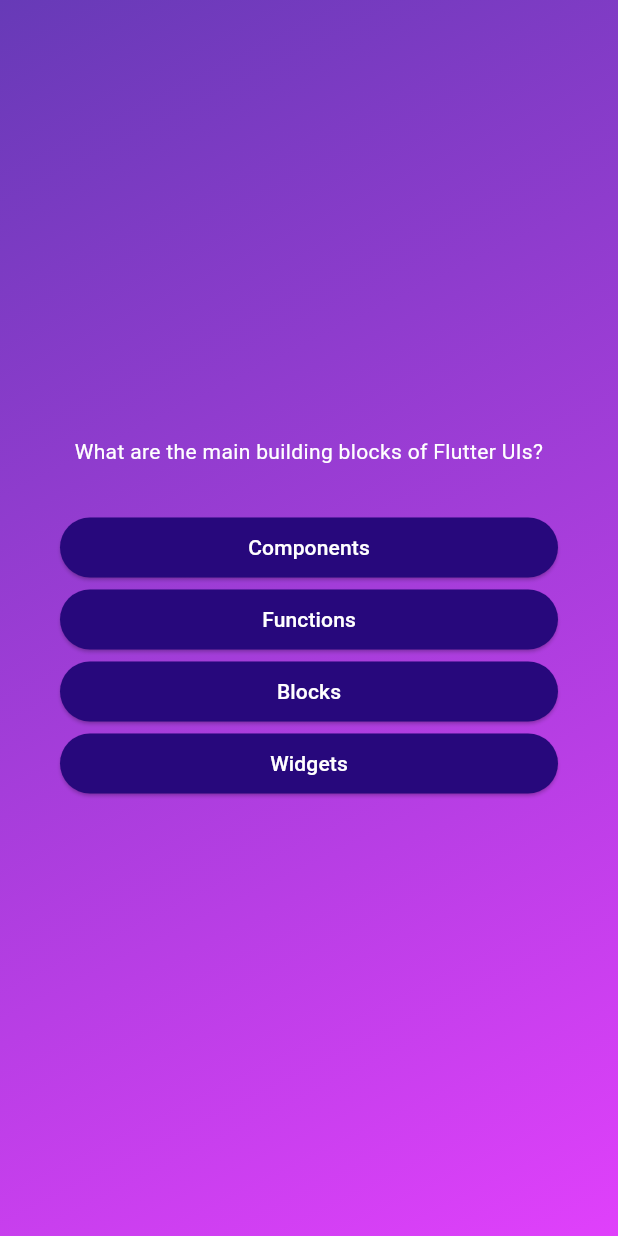
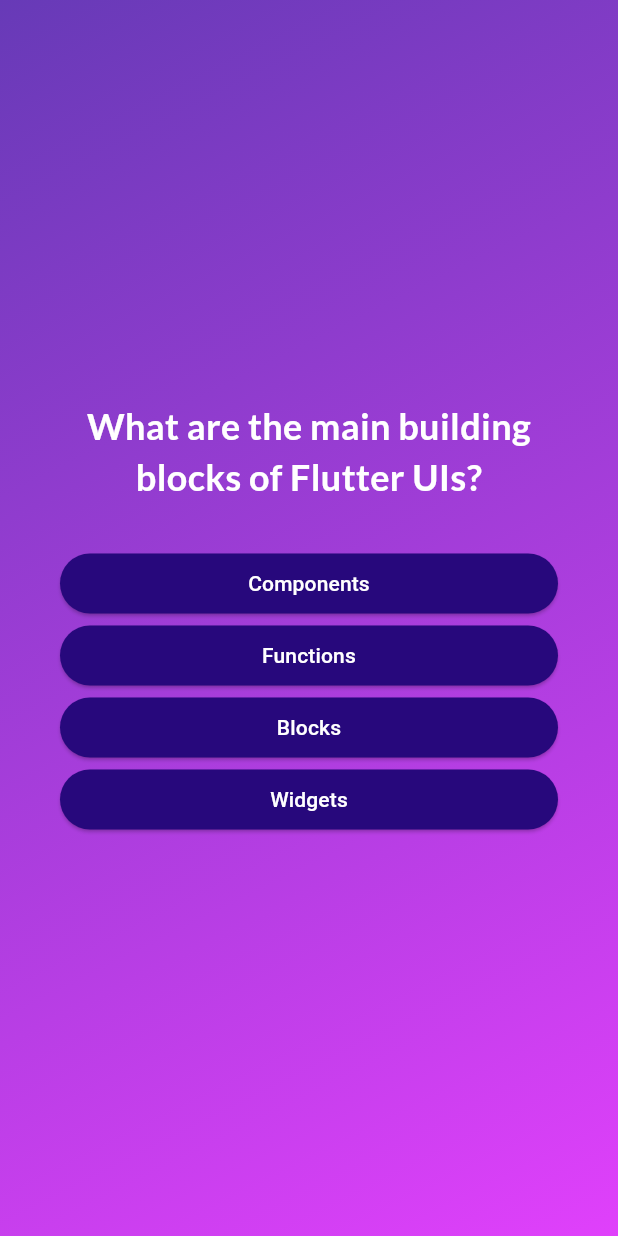
Before and after one commit to DerrickAntoney/academind2, a Flutter app: the screen it shows after launch, after a tap on "Start Quiz", on a phone screen of 412 x 824 dp. Run offline on Flutter 3.47's test engine with Material 2 defaults, Android fonts, the phone set to English and light mode, and no system bars; our stand-ins replace google_fonts.

Commit message:
Added google fonts to improve the look and feel of the buttons

```diff
--- a/lib/pages/question_screen.dart
+++ b/lib/pages/question_screen.dart
@@ -1,6 +1,7 @@
 import 'package:academind2/widgets/answer_button.dart';
 import 'package:flutter/material.dart';
 import 'package:academind2/data/questions.dart';
+import 'package:google_fonts/google_fonts.dart';
 
 class QuestionScreen extends StatefulWidget {
   const QuestionScreen({super.key});
@@ -32,7 +33,10 @@
           children: [
             Text(
               currentQuestion.text,
-              style: const TextStyle(color: Colors.white),
+              style: GoogleFonts.lato(
+                  color: Colors.white,
+                  fontSize: 24,
+                  fontWeight: FontWeight.bold),
               textAlign: TextAlign.center,
             ),
             const SizedBox(height: 30),
--- a/lib/widgets/answer_button.dart
+++ b/lib/widgets/answer_button.dart
@@ -11,12 +11,15 @@
     return ElevatedButton(
       onPressed: onTap,
       style: ElevatedButton.styleFrom(
-        padding: const EdgeInsets.symmetric(vertical: 10, horizontal: 40),
-        backgroundColor: const Color.fromARGB(255, 39, 8, 124),
-        foregroundColor: Colors.white,
-        shape: RoundedRectangleBorder(borderRadius: BorderRadius.circular(40))
+          padding: const EdgeInsets.symmetric(vertical: 10, horizontal: 40),
+          backgroundColor: const Color.fromARGB(255, 39, 8, 124),
+          foregroundColor: Colors.white,
+          shape:
+              RoundedRectangleBorder(borderRadius: BorderRadius.circular(40))),
+      child: Text(
+        answerText,
+        textAlign: TextAlign.center,
       ),
-      child: Text(answerText),
     );
   }
 }
--- a/pubspec.yaml
+++ b/pubspec.yaml
@@ -35,6 +35,7 @@
   # The following adds the Cupertino Icons font to your application.
   # Use with the CupertinoIcons class for iOS style icons.
   cupertino_icons: ^1.0.2
+  google_fonts: ^5.1.0
 
 dev_dependencies:
   flutter_test:
```
Also changed, not shown: pubspec.lock, 1 other file.
